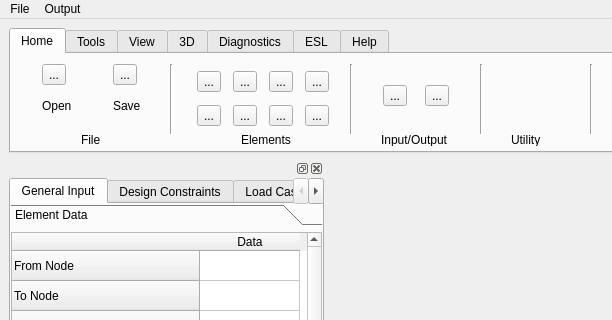
Cancerrrr/PyOcc_Project_2021, file OCC_Project/UI/Main.ui: the form before one commit; both pictures show x 0 to 612 and y 0 to 320 of the 1067 by 711 pixel window.
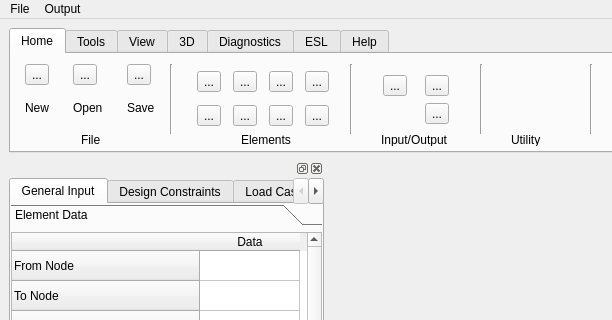
The form after the commit. Icons and pictures are not drawn.

```diff
--- a/OCC_Project/UI/Main.ui
+++ b/OCC_Project/UI/Main.ui
@@ -45,15 +45,15 @@
           <x>0</x>
           <y>10</y>
           <width>161</width>
-          <height>56</height>
+          <height>61</height>
          </rect>
         </property>
         <layout class="QGridLayout" name="gridLayout">
          <property name="horizontalSpacing">
           <number>10</number>
          </property>
-         <item row="0" column="1">
-          <widget class="QToolButton" name="toolButton_2">
+         <item row="0" column="0">
+          <widget class="QToolButton" name="toolButton_17">
            <property name="text">
             <string>...</string>
            </property>
@@ -69,21 +69,14 @@
            </property>
           </widget>
          </item>
-         <item row="1" column="1">
+         <item row="1" column="2">
           <widget class="QLabel" name="label_2">
            <property name="text">
             <string>Save</string>
            </property>
           </widget>
          </item>
-         <item row="1" column="0">
-          <widget class="QLabel" name="label">
-           <property name="text">
-            <string>Open</string>
-           </property>
-          </widget>
-         </item>
-         <item row="0" column="0">
+         <item row="0" column="1">
           <widget class="QToolButton" name="toolButton">
            <property name="sizePolicy">
             <sizepolicy hsizetype="Fixed" vsizetype="Fixed">
@@ -106,6 +99,37 @@
            </property>
           </widget>
          </item>
+         <item row="1" column="1">
+          <widget class="QLabel" name="label">
+           <property name="text">
+            <string>Open</string>
+           </property>
+          </widget>
+         </item>
+         <item row="0" column="2">
+          <widget class="QToolButton" name="toolButton_2">
+           <property name="text">
+            <string>...</string>
+           </property>
+           <property name="icon">
+            <iconset>
+             <normaloff>../icons/3/saveicon.png</normaloff>../icons/3/saveicon.png</iconset>
+           </property>
+           <property name="iconSize">
+            <size>
+             <width>30</width>
+             <height>30</height>
+            </size>
+           </property>
+          </widget>
+         </item>
+         <item row="1" column="0">
+          <widget class="QLabel" name="label_13">
+           <property name="text">
+            <string>New</string>
+           </property>
+          </widget>
+         </item>
         </layout>
        </widget>
        <widget class="QLabel" name="label_3">
@@ -314,27 +338,10 @@
           <x>360</x>
           <y>20</y>
           <width>92</width>
-          <height>43</height>
+          <height>51</height>
          </rect>
         </property>
         <layout class="QGridLayout" name="gridLayout_3">
-         <item row="0" column="0">
-          <widget class="QToolButton" name="toolButton_9">
-           <property name="text">
-            <string>...</string>
-           </property>
-           <property name="icon">
-            <iconset>
-             <normaloff>C:/Users/Administrator/.designer/icons/o443817.png</normaloff>C:/Users/Administrator/.designer/icons/o443817.png</iconset>
-           </property>
-           <property name="iconSize">
-            <size>
-             <width>35</width>
-             <height>35</height>
-            </size>
-           </property>
-          </widget>
-         </item>
          <item row="0" column="1">
           <widget class="QToolButton" name="toolButton_10">
            <property name="text">
@@ -346,8 +353,42 @@
            </property>
            <property name="iconSize">
             <size>
-             <width>35</width>
-             <height>35</height>
+             <width>20</width>
+             <height>20</height>
+            </size>
+           </property>
+          </widget>
+         </item>
+         <item row="0" column="0">
+          <widget class="QToolButton" name="toolButton_9">
+           <property name="text">
+            <string>...</string>
+           </property>
+           <property name="icon">
+            <iconset>
+             <normaloff>../icons/6/inputtabsicon.png</normaloff>../icons/6/inputtabsicon.png</iconset>
+           </property>
+           <property name="iconSize">
+            <size>
+             <width>20</width>
+             <height>20</height>
+            </size>
+           </property>
+          </widget>
+         </item>
+         <item row="1" column="1">
+          <widget class="QToolButton" name="toolButton_18">
+           <property name="text">
+            <string>...</string>
+           </property>
+           <property name="icon">
+            <iconset>
+             <normaloff>../icons/6/codecalcicon.png</normaloff>../icons/6/codecalcicon.png</iconset>
+           </property>
+           <property name="iconSize">
+            <size>
+             <width>20</width>
+             <height>20</height>
             </size>
            </property>
           </widget>
```
Left out of the diff: 30 changed lines with no effect on the pictures.
